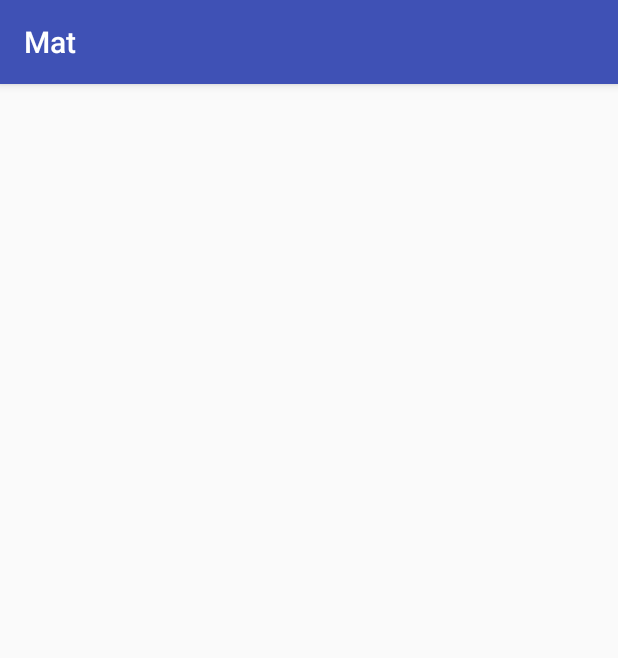
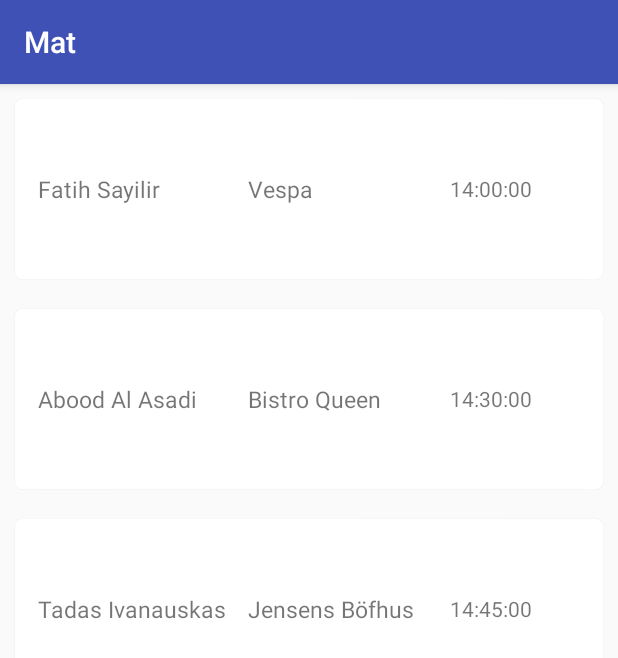
Before and after one commit to alassadi/Mat, an Android app: the screen it shows after launch once a user with an empty profile is signed in (MainActivity before the commit, DeliveryManActivity after it), on a phone screen of 412 x 824 dp. Shown: the top 658 px of the screen. Run offline under Robolectric (Android 15) with nearby library versions, the phone set to English and light mode, and no system bars; our stand-ins replace Firebase (no records; nobody signed in at launch, a user with empty details on screens opened directly); libraries missing offline, so code that uses them is left out: android.support.constraint.

Commit message:
Initial commit

```diff
--- a/app/build.gradle
+++ b/app/build.gradle
@@ -24,14 +24,19 @@ dependencies {
     implementation 'com.android.support.constraint:constraint-layout:1.0.2'
     implementation 'com.google.firebase:firebase-database:11.0.4'
     implementation 'com.google.firebase:firebase-auth:11.0.4'
+    implementation 'com.android.support:support-v4:26.1.0'
     testImplementation 'junit:junit:4.12'
     androidTestImplementation 'com.android.support.test:runner:1.0.1'
-    androidTestImplementation 'com.android.support.test.espresso:espresso-core:3.0.1'
-
+    implementation 'com.android.support:recyclerview-v7:26.1.0'
+    implementation 'com.android.support:cardview-v7:26.1.0'
 }
 
 
 
 
 
+
+
+
+
 apply plugin: 'com.google.gms.google-services'
--- a/app/src/main/AndroidManifest.xml
+++ b/app/src/main/AndroidManifest.xml
@@ -1,6 +1,9 @@
 <?xml version="1.0" encoding="utf-8"?>
 <manifest xmlns:android="http://schemas.android.com/apk/res/android"
     package="com.company.mat">
+
+    <!-- To access Google+ APIs: -->
+    <uses-permission android:name="android.permission.INTERNET" />
 
     <application
         android:allowBackup="true"
@@ -17,6 +20,7 @@
             </intent-filter>
         </activity>
         <activity android:name=".MainActivity" />
+        <activity android:name=".DeliveryManActivity" />
     </application>
 
 </manifest>
--- /dev/null
+++ b/app/src/main/java/com/company/mat/DeliveryManActivity.java
@@ -0,0 +1,49 @@
+package com.company.mat;
+
+import android.support.v4.widget.SwipeRefreshLayout;
+import android.support.v7.app.AppCompatActivity;
+import android.os.Bundle;
+import android.support.v7.widget.LinearLayoutManager;
+import android.support.v7.widget.RecyclerView;
+
+import java.util.ArrayList;
+
+public class DeliveryManActivity extends AppCompatActivity {
+
+    //private SwipeRefreshLayout swipeRefreshLayout;
+    public RecyclerView recyclerView;
+    public RecyclerView.Adapter adapter;
+    public RecyclerView.LayoutManager layoutManager;
+
+    @Override
+    protected void onCreate(Bundle savedInstanceState) {
+        super.onCreate(savedInstanceState);
+        setContentView(R.layout.activity_delivery_man);
+
+        recyclerView=findViewById(R.id.delivery_man_recycler_view);
+        recyclerView.setHasFixedSize(true);
+
+        layoutManager=new LinearLayoutManager(this);
+        recyclerView.setLayoutManager(layoutManager);
+
+        //getting veriables from database here
+        ArrayList<String>customerName=new ArrayList<>();
+        customerName.add("Fatih Sayilir");
+        customerName.add("Abood Al Asadi");
+        customerName.add("Tadas Ivanauskas");
+
+        ArrayList<String>restaurantName=new ArrayList<>();
+        restaurantName.add("Vespa");
+        restaurantName.add("Bistro Queen");
+        restaurantName.add("Jensens Böfhus");
+
+        ArrayList<String>time=new ArrayList<>();
+        time.add("14:00:00");
+        time.add("14:30:00");
+        time.add("14:45:00");
+
+        adapter=new DeliveryManAdapter(getApplicationContext(),customerName,restaurantName,time);
+        recyclerView.setAdapter(adapter);
+
+    }
+}
--- /dev/null
+++ b/app/src/main/java/com/company/mat/DeliveryManAdapter.java
@@ -0,0 +1,87 @@
+package com.company.mat;
+
+import android.content.Context;
+import android.support.constraint.solver.widgets.ConstraintTableLayout;
+import android.support.v7.widget.RecyclerView;
+import android.view.LayoutInflater;
+import android.view.View;
+import android.view.ViewGroup;
+import android.widget.RelativeLayout;
+import android.widget.TextView;
+
+import java.util.ArrayList;
+
+/**
+ * Created by fatih on 2018-03-12.
+ */
+
+public class DeliveryManAdapter extends RecyclerView.Adapter<DeliveryManAdapter.Viewholder>{
+
+    Context ctx;
+    public ArrayList<String>customerName;
+    public ArrayList<String>restaurantName;
+    public ArrayList<String>timedTexts;
+
+    //constructer
+
+
+    public DeliveryManAdapter(Context ctx, ArrayList<String> customerName, ArrayList<String> restaurantName, ArrayList<String> timedTexts) {
+        this.ctx = ctx;
+        this.customerName = customerName;
+        this.restaurantName = restaurantName;
+        this.timedTexts = timedTexts;
+    }
+
+    public class Viewholder extends RecyclerView.ViewHolder {
+
+        private TextView name;
+        private TextView resName;
+        private TextView time;
+        public RelativeLayout singelRow;
+
+        public Viewholder(View itemView) {
+            super(itemView);
+
+            name=itemView.findViewById(R.id.textView_customer_name);
+            resName=itemView.findViewById(R.id.textView_rest_name);
+            time=itemView.findViewById(R.id.textView_time);
+            singelRow= itemView.findViewById(R.id.singel_Row);
+        }
+    }
+
+    @Override
+    public Viewholder onCreateViewHolder(ViewGroup parent, int viewType) {
+
+        View view= LayoutInflater.from(parent.getContext()).inflate(R.layout.delivery_row_list,parent,false);
+        Viewholder viewholder=new Viewholder(view);
+        return viewholder;
+    }
+
+    @Override
+    public void onBindViewHolder(Viewholder holder, int position) {
+
+        holder.name.setText(customerName.get(position));
+        holder.resName.setText(restaurantName.get(position));
+        holder.time.setText(timedTexts.get(position));
+
+        holder.singelRow.setOnClickListener(new View.OnClickListener() {
+            @Override
+            public void onClick(View v) {
+
+                //create new fragment here and pass the variables
+                //to the fragment
+                /*
+                Viewholder viewholder= (Viewholder) v.getTag();
+                int position=viewholder.getLayoutPosition();
+                */
+            }
+        });
+
+    }
+
+    @Override
+    public int getItemCount() {
+        return customerName.size();
+    }
+
+}
--- /dev/null
+++ b/app/src/main/java/com/company/mat/DeliveryManFragment.java
@@ -0,0 +1,29 @@
+package com.company.mat;
+
+
+import android.os.Bundle;
+import android.support.v4.app.Fragment;
+import android.view.LayoutInflater;
+import android.view.View;
+import android.view.ViewGroup;
+
+
+/**
+ * A simple {@link Fragment} subclass.
+ */
+public class DeliveryManFragment extends Fragment {
+
+
+    public DeliveryManFragment() {
+        // Required empty public constructor
+    }
+
+
+    @Override
+    public View onCreateView(LayoutInflater inflater, ViewGroup container,
+                             Bundle savedInstanceState) {
+        // Inflate the layout for this fragment
+        return inflater.inflate(R.layout.fragment_delivery_man, container, false);
+    }
+
+}
--- a/app/src/main/java/com/company/mat/LoginActivity.java
+++ b/app/src/main/java/com/company/mat/LoginActivity.java
@@ -120,6 +120,7 @@ public class LoginActivity extends AppCompatActivity implements View.OnClickList
             createAccount(email.getText().toString(), password.getText().toString());
         }
 
+
     }
 
     private void updateUI(FirebaseUser user) {
@@ -129,7 +130,7 @@ public class LoginActivity extends AppCompatActivity implements View.OnClickList
         // add sign out
 
         if (user != null) {
-            Intent intent = new Intent(this, MainActivity.class);
+            Intent intent = new Intent(this, DeliveryManActivity.class);
             startActivity(intent);
         }
     }
--- /dev/null
+++ b/app/src/main/res/layout/activity_delivery_man.xml
@@ -0,0 +1,14 @@
+<?xml version="1.0" encoding="utf-8"?>
+<android.support.constraint.ConstraintLayout xmlns:android="http://schemas.android.com/apk/res/android"
+    xmlns:app="http://schemas.android.com/apk/res-auto"
+    xmlns:tools="http://schemas.android.com/tools"
+    android:layout_width="match_parent"
+    android:layout_height="match_parent"
+    tools:context="com.company.mat.DeliveryManActivity">
+
+    <android.support.v7.widget.RecyclerView
+        android:id="@+id/delivery_man_recycler_view"
+        android:layout_width="match_parent"
+        android:layout_height="match_parent"
+        android:scrollbars="vertical"/>
+</android.support.constraint.ConstraintLayout>
--- /dev/null
+++ b/app/src/main/res/layout/delivery_row_list.xml
@@ -0,0 +1,52 @@
+<?xml version="1.0" encoding="utf-8"?>
+
+<android.support.v7.widget.CardView xmlns:android="http://schemas.android.com/apk/res/android"
+    xmlns:card_View="http://schemas.android.com/apk/res-auto"
+    android:id="@+id/card_view"
+    android:layout_width="match_parent"
+    android:layout_height="wrap_content"
+    android:layout_gravity="center"
+    android:padding="5dp"
+    card_View:cardBackgroundColor="#fff"
+    card_View:cardCornerRadius="5dp"
+    android:layout_margin="10dp">
+
+<RelativeLayout xmlns:android="http://schemas.android.com/apk/res/android"
+    xmlns:tools="http://schemas.android.com/tools"
+    android:id="@+id/singel_Row"
+    android:layout_width="match_parent"
+    android:layout_height="120dp"
+    tools:context="com.company.mat.DeliveryManActivity">
+
+    <TextView
+        android:id="@+id/textView_customer_name"
+        android:layout_width="wrap_content"
+        android:layout_height="wrap_content"
+        android:layout_centerVertical="true"
+        android:layout_marginLeft="10dp"
+        android:padding="5dp"
+        android:text="@string/customerName"
+        android:textSize="15dp"
+        tools:text="name" />
+
+    <TextView
+        android:id="@+id/textView_rest_name"
+        android:layout_width="wrap_content"
+        android:layout_height="wrap_content"
+        android:layout_centerVertical="true"
+        android:layout_marginLeft="150dp"
+        android:padding="5dp"
+        android:text="@string/restaurantName"
+        android:textSize="15dp"
+        tools:text="restaurant name" />
+
+    <TextView
+        android:id="@+id/textView_time"
+        android:layout_width="wrap_content"
+        android:layout_height="wrap_content"
+        android:layout_centerVertical="true"
+        android:layout_marginLeft="290dp"
+        android:text="@string/timeFood" />
+
+</RelativeLayout>
+</android.support.v7.widget.CardView>
--- /dev/null
+++ b/app/src/main/res/layout/fragment_delivery_man.xml
@@ -0,0 +1,32 @@
+<FrameLayout xmlns:android="http://schemas.android.com/apk/res/android"
+    xmlns:tools="http://schemas.android.com/tools"
+    android:layout_width="match_parent"
+    android:layout_height="match_parent"
+    tools:context="com.company.mat.DeliveryManFragment">
+
+    <!-- TODO: Update blank fragment layout -->
+    <TextView
+        android:id="@+id/fragmantText_name"
+        android:layout_width="wrap_content"
+        android:layout_height="wrap_content"
+        android:layout_marginTop="10dp"
+        android:layout_marginLeft="10dp"
+        android:text="@string/customername" />
+
+    <TextView
+        android:id="@+id/fragmentText_address"
+        android:layout_width="wrap_content"
+        android:layout_height="wrap_content"
+        android:layout_marginLeft="10dp"
+        android:layout_marginTop="50dp"
+        android:text="@string/customerAddress" />
+
+    <Button
+        android:id="@+id/fragmentButton_accept"
+        android:layout_width="wrap_content"
+        android:layout_height="wrap_content"
+        android:layout_gravity="center"
+        android:layout_marginTop="220dp"
+        android:text="@string/acceptDelivery" />
+
+</FrameLayout>
--- a/app/src/main/res/values/strings.xml
+++ b/app/src/main/res/values/strings.xml
@@ -9,4 +9,14 @@
     <string name="auth_failed">Authentication failed</string>
     <string name="emailpassword_status_fmt">Email User: %1$s (verified: %2$b)</string>
     <string name="signed_out">Signed Out</string>
+    <string name="customerName" />
+    <string name="restaurantName" />
+    <string name="timeFood" />
+
+    <!-- TODO: Remove or change this placeholder text -->
+    <string name="hello_blank_fragment">Hello blank fragment</string>
+    <string name="customername" />
+    <string name="customerAddress" />
+    <string name="acceptDelivery">Accept Delivery</string>
+
 </resources>
```
